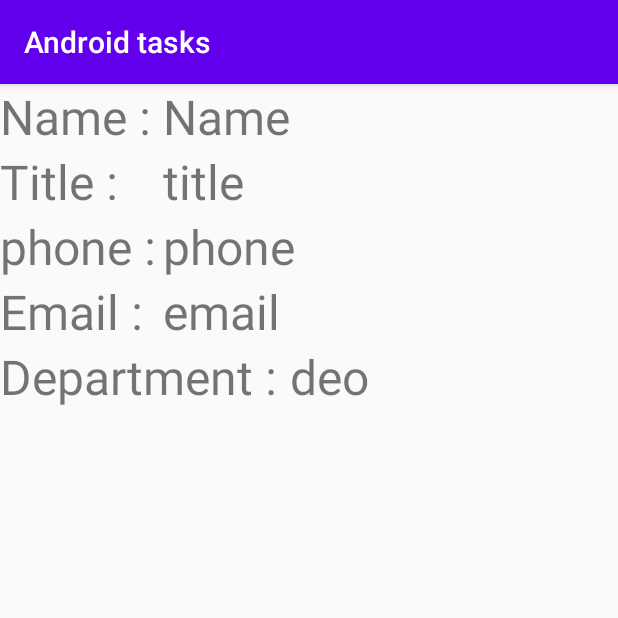
After one commit to ahmedsamir9/Android-Tasks-for-Mobile-Compuitng-Course, an Android app: the DetailsActivity screen opened directly, with no data from a screen before it, on a phone screen of 412 x 824 dp, the top half of it. The commit adds this screen. Run offline under Robolectric (Android 15) with nearby library versions, the phone set to English and light mode, and no system bars; our stand-ins replace Room's generated code, data binding; 5 statements that could not run were skipped.

Commit message:
Assignment 4 updated

```diff
--- a/app/src/main/AndroidManifest.xml
+++ b/app/src/main/AndroidManifest.xml
@@ -9,6 +9,7 @@
         android:roundIcon="@mipmap/ic_launcher_round"
         android:supportsRtl="true"
         android:theme="@style/AppTheme">
+        <activity android:name=".DetailsActivity"></activity>
         <activity android:name=".MainActivity">
             <intent-filter>
                 <action android:name="android.intent.action.MAIN" />
--- /dev/null
+++ b/app/src/main/java/com/example/androidtasks/DetailsActivity.java
@@ -0,0 +1,32 @@
+package com.example.androidtasks;
+
+import androidx.appcompat.app.AppCompatActivity;
+import androidx.databinding.DataBindingUtil;
+
+import android.content.Intent;
+import android.os.Bundle;
+import android.widget.Toast;
+
+import com.example.androidtasks.dataBase.AppDatabase;
+import com.example.androidtasks.dataBase.EmplyeeAndDepartment;
+import com.example.androidtasks.databinding.ActivityDetailsBinding;
+
+public class DetailsActivity extends AppCompatActivity {
+    AppDatabase appDatabase;
+    ActivityDetailsBinding binding;
+    @Override
+    protected void onCreate(Bundle savedInstanceState) {
+        super.onCreate(savedInstanceState);
+        binding = DataBindingUtil.setContentView(this , R.layout.activity_details);
+        appDatabase = AppDatabase.getInstance(this);
+        int id = getIntent().getIntExtra("ID",0);
+       EmplyeeAndDepartment employeeData =  appDatabase.employeeDao().getEmployeeData(id);
+       binding.name.setText(employeeData.employee.getEmployeeName());
+       binding.email.setText(employeeData.employee.getEmployeeEmail());
+       binding.phone.setText(employeeData.employee.getEmployeePhone());
+       binding.title.setText(employeeData.employee.getEmployeeTitle());
+       binding.department.setText(employeeData.department.getDepartmentName());
+
+
+    }
+}
--- a/app/src/main/java/com/example/androidtasks/MainActivity.java
+++ b/app/src/main/java/com/example/androidtasks/MainActivity.java
@@ -3,9 +3,11 @@ package com.example.androidtasks;
 import androidx.appcompat.app.AppCompatActivity;
 import androidx.databinding.DataBindingUtil;
 
+import android.content.Intent;
 import android.os.Bundle;
 import android.util.Log;
 import android.view.View;
+import android.widget.AdapterView;
 import android.widget.ArrayAdapter;
 import android.widget.Toast;
 
@@ -24,6 +26,7 @@ public class MainActivity extends AppCompatActivity {
     DepartmentDao departmentDao;
     AppDatabase appDatabase;
     ArrayAdapter adapter;
+    List<Employee>employees;
     @Override
     protected void onCreate(Bundle savedInstanceState) {
         super.onCreate(savedInstanceState);
@@ -47,12 +50,21 @@ public class MainActivity extends AppCompatActivity {
                adapter.notifyDataSetChanged();
                String name =binding.edName.getText().toString();
                Log.d("ahmed",name);
-               List<String>employees=appDatabase.employeeDao().getEmployees(name);
-               for (String employeeName :employees){
-                   adapter.add(employeeName);
+               employees=appDatabase.employeeDao().getEmployees(name);
+               for (Employee employeeName :employees){
+                   adapter.add(employeeName.getEmployeeName());
                }
            }
        });
+        binding.listView.setOnItemClickListener(new AdapterView.OnItemClickListener() {
+            @Override
+            public void onItemClick(AdapterView<?> parent, View view, int position, long id) {
+                Intent intent =new Intent(MainActivity.this,DetailsActivity.class);
+
+                intent.putExtra("ID",employees.get(position).getEmployeeId());
+                startActivity(intent);
+            }
+        });
     }
     private void makeToast(String message){
         Toast.makeText(this,message,Toast.LENGTH_LONG).show();
--- a/app/src/main/java/com/example/androidtasks/dataBase/EmployeeDao.java
+++ b/app/src/main/java/com/example/androidtasks/dataBase/EmployeeDao.java
@@ -6,6 +6,7 @@ import androidx.room.Dao;
 import androidx.room.Insert;
 import androidx.room.OnConflictStrategy;
 import androidx.room.Query;
+import androidx.room.Transaction;
 
 import com.example.androidtasks.model.Employee;
 
@@ -13,8 +14,11 @@ import java.util.List;
 
 @Dao
 public interface EmployeeDao {
-@Insert(onConflict = OnConflictStrategy.REPLACE)
+    @Insert(onConflict = OnConflictStrategy.REPLACE)
     public long insertEmployee(Employee employee);
-@Query("select employeeName from Employee where employeeName like '%' || :name || '%'")
-    public List<String>getEmployees(String name);
+    @Query("select * from Employee where employeeName like '%' || :name || '%'")
+    public List<Employee>getEmployees(String name);
+    @Transaction
+    @Query("select * from Employee where employeeId =:id")
+    public EmplyeeAndDepartment getEmployeeData(int id);
 }
--- /dev/null
+++ b/app/src/main/java/com/example/androidtasks/dataBase/EmplyeeAndDepartment.java
@@ -0,0 +1,33 @@
+package com.example.androidtasks.dataBase;
+
+import androidx.room.Embedded;
+import androidx.room.Relation;
+
+import com.example.androidtasks.model.Department;
+import com.example.androidtasks.model.Employee;
+
+public class EmplyeeAndDepartment {
+    @Embedded
+    public Employee employee;
+    @Relation(parentColumn = "depId", entityColumn = "departmentId")
+    public Department department;
+
+    public EmplyeeAndDepartment() {
+    }
+
+    public Employee getEmployee() {
+        return employee;
+    }
+
+    public void setEmployee(Employee employee) {
+        this.employee = employee;
+    }
+
+    public Department getDepartment() {
+        return department;
+    }
+
+    public void setDepartment(Department department) {
+        this.department = department;
+    }
+}
--- /dev/null
+++ b/app/src/main/res/layout/activity_details.xml
@@ -0,0 +1,103 @@
+<?xml version="1.0" encoding="utf-8"?>
+<layout
+    xmlns:android="http://schemas.android.com/apk/res/android"
+    xmlns:app="http://schemas.android.com/apk/res-auto"
+    xmlns:tools="http://schemas.android.com/tools"
+    >
+<androidx.constraintlayout.widget.ConstraintLayout
+    android:layout_width="match_parent"
+    android:layout_height="match_parent"
+    tools:context=".DetailsActivity">
+
+    <TextView
+        android:id="@+id/textView"
+        android:layout_width="wrap_content"
+        android:layout_height="wrap_content"
+        android:text="Name : "
+        android:textSize="32sp"
+        app:layout_constraintStart_toStartOf="parent"
+        app:layout_constraintTop_toTopOf="parent" />
+
+    <TextView
+        android:layout_width="wrap_content"
+        android:layout_height="wrap_content"
+        android:text="Name"
+        android:id="@+id/name"
+        android:textSize="32sp"
+        app:layout_constraintStart_toEndOf="@+id/textView"
+        app:layout_constraintTop_toTopOf="parent" />
+
+    <TextView
+        android:id="@+id/textView2"
+        android:layout_width="wrap_content"
+        android:layout_height="wrap_content"
+        android:text="Title : "
+        android:textSize="32sp"
+        app:layout_constraintStart_toStartOf="parent"
+        app:layout_constraintTop_toBottomOf="@+id/textView" />
+
+    <TextView
+        android:id="@+id/title"
+        android:layout_width="wrap_content"
+        android:layout_height="wrap_content"
+        android:text="title"
+        android:textSize="32sp"
+        app:layout_constraintStart_toEndOf="@+id/textView"
+        app:layout_constraintTop_toBottomOf="@+id/name" />
+
+    <TextView
+        android:id="@+id/textView3"
+        android:layout_width="wrap_content"
+        android:layout_height="wrap_content"
+        android:text="phone : "
+        android:textSize="32sp"
+        app:layout_constraintStart_toStartOf="parent"
+        app:layout_constraintTop_toBottomOf="@+id/textView2" />
+
+    <TextView
+        android:id="@+id/phone"
+        android:layout_width="wrap_content"
+        android:layout_height="wrap_content"
+        android:text="phone"
+        android:textSize="32sp"
+        app:layout_constraintStart_toEndOf="@+id/textView"
+        app:layout_constraintTop_toBottomOf="@+id/title" />
+
+    <TextView
+        android:id="@+id/textView4"
+        android:layout_width="wrap_content"
+        android:layout_height="wrap_content"
+        android:text="Email : "
+        android:textSize="32sp"
+        app:layout_constraintStart_toStartOf="parent"
+        app:layout_constraintTop_toBottomOf="@+id/textView3" />
+
+    <TextView
+        android:id="@+id/email"
+        android:layout_width="wrap_content"
+        android:layout_height="wrap_content"
+        android:text="email"
+        android:textSize="32sp"
+        app:layout_constraintStart_toEndOf="@+id/textView"
+        app:layout_constraintTop_toBottomOf="@+id/phone" />
+
+    <TextView
+        android:id="@+id/textView5"
+        android:layout_width="wrap_content"
+        android:layout_height="wrap_content"
+        android:text="Department : "
+        android:textSize="32sp"
+        app:layout_constraintStart_toStartOf="parent"
+        app:layout_constraintTop_toBottomOf="@+id/textView4" />
+
+    <TextView
+        android:id="@+id/department"
+        android:layout_width="wrap_content"
+        android:layout_height="wrap_content"
+        android:text="deo"
+        android:textSize="32sp"
+        app:layout_constraintStart_toEndOf="@+id/textView5"
+        app:layout_constraintTop_toBottomOf="@+id/email" />
+
+</androidx.constraintlayout.widget.ConstraintLayout>
+</layout>
```
